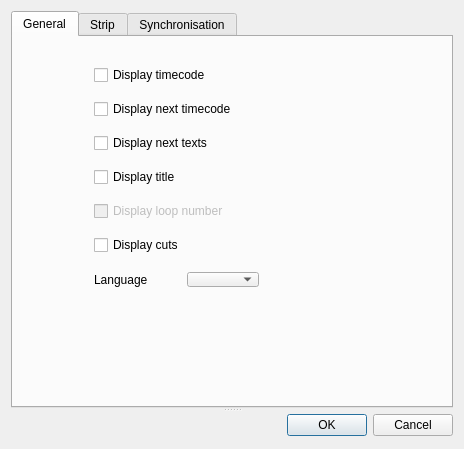
JokerSync/Joker, file app/Joker/PreferencesDialog.ui: the form before one commit.
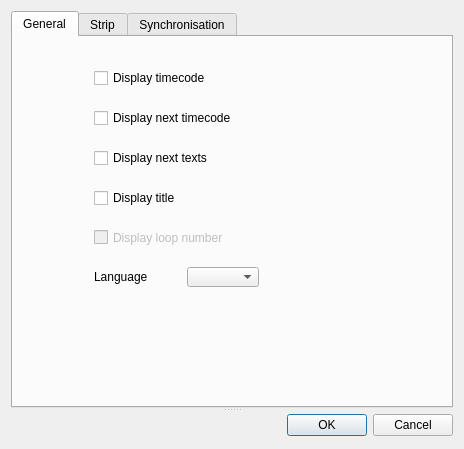
The form after the commit. Custom widgets are drawn as their Qt base class.

What changed in the file:
```diff
--- a/app/Joker/PreferencesDialog.ui
+++ b/app/Joker/PreferencesDialog.ui
@@ -90,23 +90,16 @@
            </property>
           </widget>
          </item>
-         <item row="6" column="0">
+         <item row="5" column="0">
           <widget class="QLabel" name="label_5">
            <property name="text">
             <string>Language</string>
            </property>
           </widget>
          </item>
-         <item row="6" column="1">
+         <item row="5" column="1">
           <widget class="QComboBox" name="cboBoxLang"/>
          </item>
-         <item row="5" column="0" colspan="2">
-          <widget class="QCheckBox" name="cBoxDisplayCuts">
-           <property name="text">
-            <string>Display cuts</string>
-           </property>
-          </widget>
-         </item>
         </layout>
        </widget>
       </widget>
```
